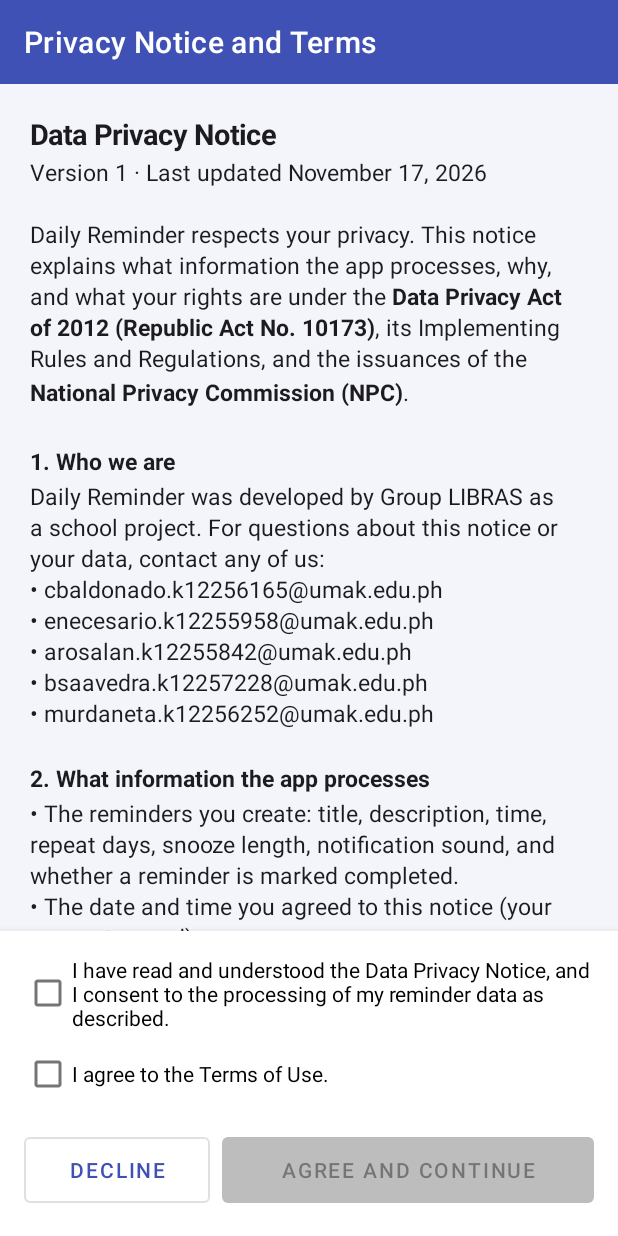
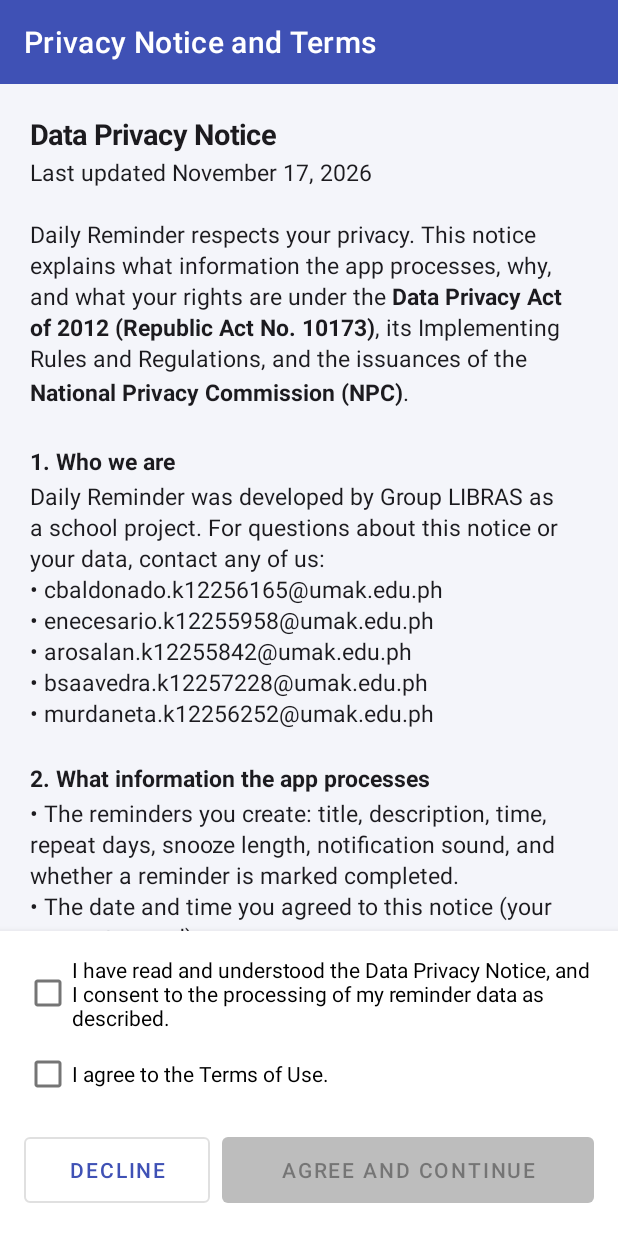
Before and after one commit to aiders1205/DailyReminder, an Android app: the screen it shows after launch (ConsentActivity), on a phone screen of 412 x 824 dp. Run offline under Robolectric (Android 15) with nearby library versions, the phone set to English and light mode, and no system bars.

Commit message:
Privacy notice: show only the last updated date

```diff
--- a/app/src/main/res/values/privacy_strings.xml
+++ b/app/src/main/res/values/privacy_strings.xml
@@ -10,7 +10,7 @@
 
     <string name="privacy_notice_html"><![CDATA[
 <b><big>Data Privacy Notice</big></b><br>
-Version 1 &#183; Last updated November 17, 2026<br><br>
+Last updated November 17, 2026<br><br>
 
 Daily Reminder respects your privacy. This notice explains what information the app processes,
 why, and what your rights are under the <b>Data Privacy Act of 2012 (Republic Act No. 10173)</b>,
```
